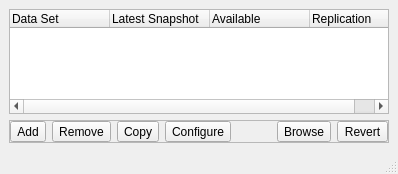
Qt form life-preserver/mainUI.ui (pcbsd/pcbsd-projects) before a commit.
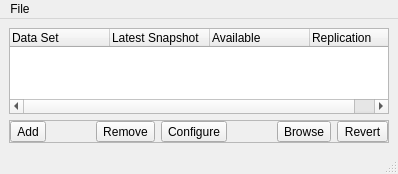
The same form after that commit. Icons and pictures are not drawn.

```diff
--- a/life-preserver/mainUI.ui
+++ b/life-preserver/mainUI.ui
@@ -78,6 +78,19 @@
          </property>
         </widget>
        </item>
+       <item>
+        <spacer name="horizontalSpacer_2">
+         <property name="orientation">
+          <enum>Qt::Horizontal</enum>
+         </property>
+         <property name="sizeHint" stdset="0">
+          <size>
+           <width>40</width>
+           <height>20</height>
+          </size>
+         </property>
+        </spacer>
+       </item>
        <item>
         <widget class="QToolButton" name="tool_remove">
          <property name="statusTip">
@@ -95,23 +108,6 @@
          </property>
         </widget>
        </item>
-       <item>
-        <widget class="QToolButton" name="tool_copy">
-         <property name="statusTip">
-          <string>New dataset with settings from the currently selected dataset</string>
-         </property>
-         <property name="text">
-          <string>Copy</string>
-         </property>
-         <property name="icon">
-          <iconset resource="lPreserve.qrc">
-           <normaloff>:/images/copy.png</normaloff>:/images/copy.png</iconset>
-         </property>
-         <property name="popupMode">
-          <enum>QToolButton::InstantPopup</enum>
-         </property>
-        </widget>
-       </item>
        <item>
         <widget class="QToolButton" name="tool_config">
          <property name="statusTip">
@@ -190,6 +186,13 @@
      <height>20</height>
     </rect>
    </property>
+   <widget class="QMenu" name="menuFile">
+    <property name="title">
+     <string>File</string>
+    </property>
+    <addaction name="actionClose"/>
+   </widget>
+   <addaction name="menuFile"/>
   </widget>
   <widget class="QStatusBar" name="statusbar"/>
  </widget>
```
Left out of the diff: 9 changed lines with no effect on the pictures.
